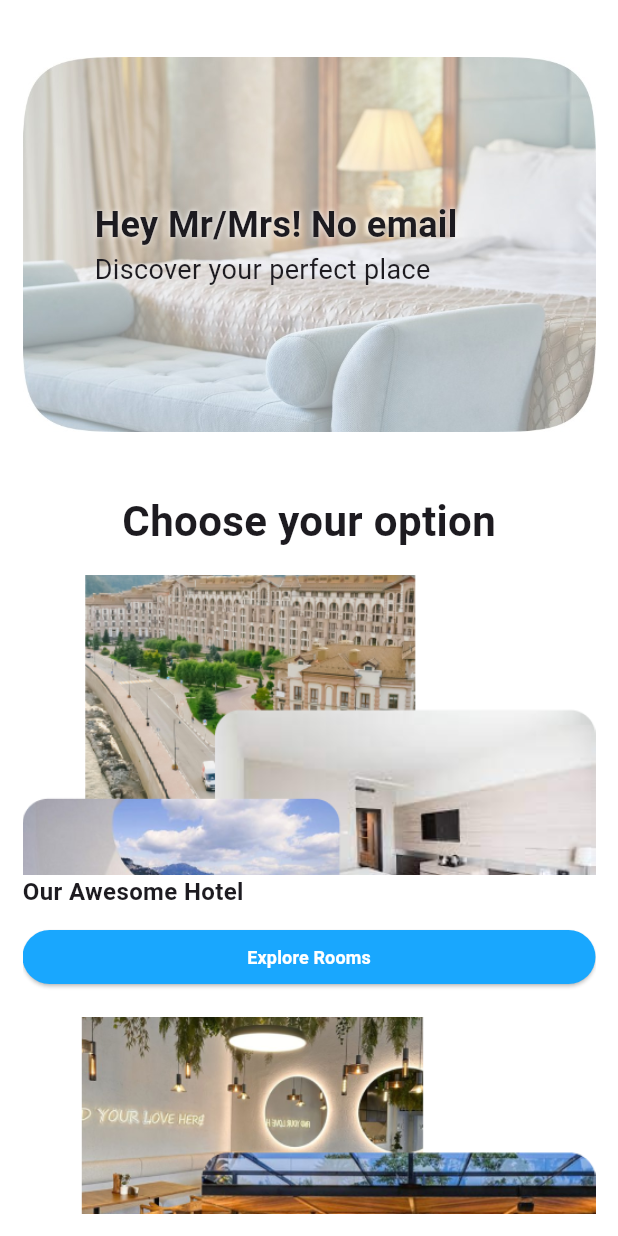
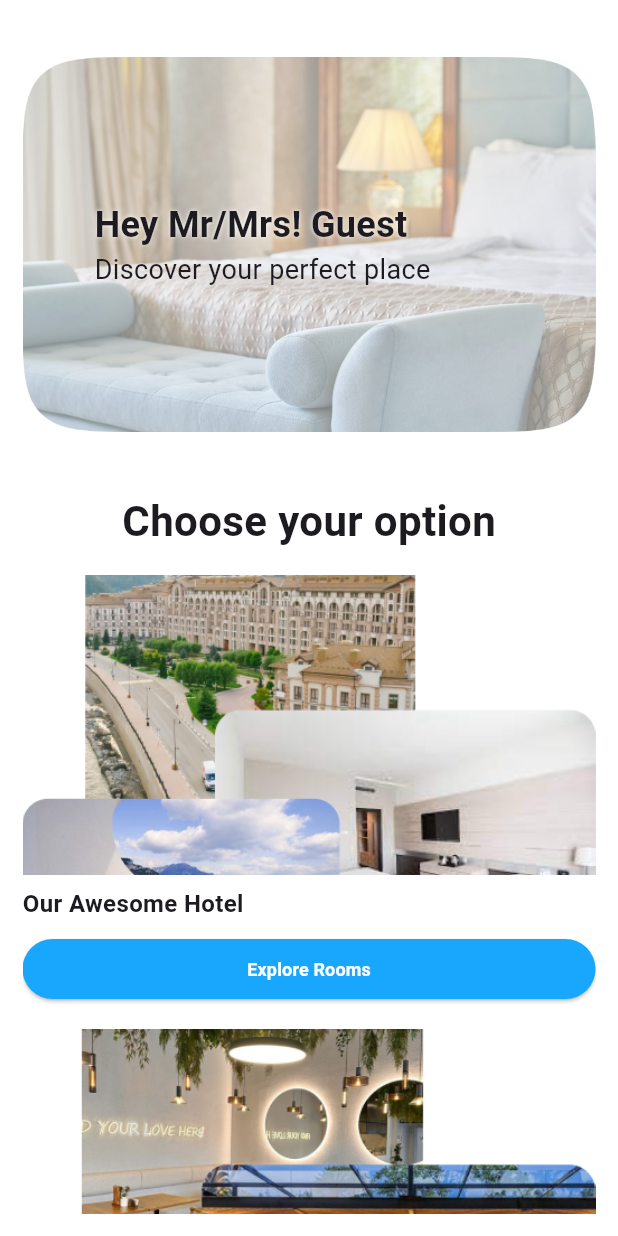
Before and after one commit to nnanjum1/HotelDine, a Flutter app: the screen it shows once a user with an empty profile is signed in, on a phone screen of 412 x 824 dp. Run offline on Flutter 3.47's test engine with Material 3 defaults, Android fonts, the phone set to English and light mode, and no system bars; our stand-ins replace appwrite, firebase_auth, firebase_core; accounts and stored records are empty.

Commit message:
updated version

```diff
--- a/lib/pages/UserPage/home.dart
+++ b/lib/pages/UserPage/home.dart
@@ -1,33 +1,62 @@
 import 'package:firebase_auth/firebase_auth.dart';
 import 'package:flutter/material.dart';
-import 'package:hoteldineflutter/pages/getStartedPage.dart'; // Import your login page here
+import '../Database/database.dart';
 
 class Homepage extends StatelessWidget {
   const Homepage({super.key});
+
+  Future<Map<String, dynamic>> getUserData(String email) async {
+    try {
+      // Fetch user data from the Appwrite database
+      final userCollection = databaseService.getCollection('Users');
+      final response = await userCollection['list'](
+        queries: [
+          'equal("email", "$email")', // Query to match email
+          print('Error fetching user data: $email')
+        ],
+      );
+      final documents = response.documents;
+      if (documents.isNotEmpty) {
+        return documents.first.data; // Return the first matching document
+      }
+      return {};
+    } catch (e) {
+      print('Error fetching user data: $e');
+      return {};
+    }
+  }
 
   @override
   Widget build(BuildContext context) {
     final user = FirebaseAuth.instance.currentUser;
 
-    // Initialize variables to hold user information
-    String? name = 'Guest';
-    String? emailAddress = 'No email';
-    String? profilePhoto;
 
-    if (user != null) {
-      for (final providerProfile in user.providerData) {
-        name = providerProfile.displayName ?? 'Guest';
-        emailAddress = providerProfile.email ?? 'No email';
-        profilePhoto = providerProfile.photoURL;
-      }
-    }
 
     return MaterialApp(
       debugShowCheckedModeBanner: false,
       home: Scaffold(
         backgroundColor: Colors.white,
-        body: Padding(
-          padding: const EdgeInsets.all(15.0), // Add padding here
+        body: user != null
+            ? FutureBuilder<Map<String, dynamic>>(
+          future: getUserData(user.email!),
+          builder: (context, snapshot) {
+            if (snapshot.connectionState == ConnectionState.waiting) {
+              return const Center(child: CircularProgressIndicator());
+            }
+
+            if (snapshot.hasError || snapshot.data == null) {
+              return const Center(child: Text('Error loading user data.'));
+            }
+
+
+
+            final userData = snapshot.data!;
+            final name = userData['fullName'] ?? 'Guest';
+            final emailAddress = userData['email'] ?? 'No email';
+            final profilePhoto = userData['profilePhoto'];
+
+            return Padding(
+              padding: const EdgeInsets.all(15.0),
               child: SingleChildScrollView(
                 child: Column(
                   children: [
@@ -46,7 +75,7 @@ class Homepage extends StatelessWidget {
                           Padding(
                             padding: const EdgeInsets.only(left: 48),
                             child: Text(
-                          'Hey Mr/Mrs! $emailAddress',
+                              'Hey Mr/Mrs! $name',
                               style: const TextStyle(
                                 fontSize: 24,
                                 fontWeight: FontWeight.bold,
@@ -78,22 +107,18 @@ class Homepage extends StatelessWidget {
                       ),
                     ),
                     const SizedBox(height: 16),
-                // First option - Hotel image and button
-                SingleChildScrollView(
-                  child: Column(
+                    // Hotel Option
+                    Column(
+                      crossAxisAlignment: CrossAxisAlignment.stretch,
                       children: [
                         Image.asset(
                           "assets/images/hotel.png",
-                        width: double.infinity,
                           height: 200,
                           fit: BoxFit.cover,
                         ),
-                      const SizedBox(width: 8),
-                      Column(
-                        crossAxisAlignment: CrossAxisAlignment.start,
-                        children: [
+                        const SizedBox(height: 8),
                         const Text(
-                            'Our Awesome Hotel',
+                          "Our Awesome Hotel",
                           style: TextStyle(
                             fontSize: 16,
                             fontWeight: FontWeight.bold,
@@ -102,18 +127,20 @@ class Homepage extends StatelessWidget {
                         const SizedBox(height: 8),
                         ElevatedButton(
                           onPressed: () {
-                              // Action for the button
+                            // Add your hotel navigation logic here
                           },
                           style: ElevatedButton.styleFrom(
                             backgroundColor: const Color(0xFF19A7FE),
-                              padding: const EdgeInsets.symmetric(horizontal: 47, vertical: 3),
+                            padding: const EdgeInsets.symmetric(
+                              horizontal: 47,
+                              vertical: 3,
+                            ),
                             shape: RoundedRectangleBorder(
                               borderRadius: BorderRadius.circular(26),
                             ),
-                              minimumSize: const Size(double.infinity, 36),
                           ),
                           child: const Text(
-                              'Explore Rooms',
+                            "Explore Rooms",
                             style: TextStyle(
                               fontSize: 12,
                               fontWeight: FontWeight.bold,
@@ -123,26 +150,19 @@ class Homepage extends StatelessWidget {
                         ),
                       ],
                     ),
-                    ],
-                  ),
-                ),
                     const SizedBox(height: 16),
-                // Second option - Restaurant image and button
-                SingleChildScrollView(
-                  child: Column(
+                    // Restaurant Option
+                    Column(
+                      crossAxisAlignment: CrossAxisAlignment.stretch,
                       children: [
                         Image.asset(
                           "assets/images/restaurant.png",
-                        width: double.infinity,
                           height: 200,
                           fit: BoxFit.cover,
                         ),
-                      const SizedBox(width: 8),
-                      Column(
-                        crossAxisAlignment: CrossAxisAlignment.start,
-                        children: [
+                        const SizedBox(height: 8),
                         const Text(
-                            'Our Awesome Restaurant',
+                          "Our Awesome Restaurant",
                           style: TextStyle(
                             fontSize: 16,
                             fontWeight: FontWeight.bold,
@@ -151,43 +171,45 @@ class Homepage extends StatelessWidget {
                         const SizedBox(height: 8),
                         ElevatedButton(
                           onPressed: () {
-                              // Action for the button
+                            // Add your restaurant navigation logic here
                           },
                           style: ElevatedButton.styleFrom(
                             backgroundColor: const Color(0xFF19A7FE),
-                              padding: const EdgeInsets.symmetric(horizontal: 47, vertical: 3),
+                            padding: const EdgeInsets.symmetric(
+                              horizontal: 47,
+                              vertical: 3,
+                            ),
                             shape: RoundedRectangleBorder(
                               borderRadius: BorderRadius.circular(26),
                             ),
-                              minimumSize: const Size(double.infinity, 36),
                           ),
                           child: const Text(
-                              'Explore Menu',
+                            "Explore Menu",
                             style: TextStyle(
                               fontSize: 12,
                               fontWeight: FontWeight.bold,
                               color: Colors.white,
                             ),
                           ),
-                          )
-                        ],
                         ),
                       ],
-                  ),
                     ),
                     const SizedBox(height: 16),
                     // Logout button
                     ElevatedButton(
                       onPressed: () async {
                         await FirebaseAuth.instance.signOut();
-                    Navigator.pushReplacement(
+                        Navigator.pushReplacementNamed(
                           context,
-                      MaterialPageRoute(builder: (context) => getStartedPage()), // Redirect to login page
+                          '/getStartedPage',
                         );
                       },
                       style: ElevatedButton.styleFrom(
                         backgroundColor: const Color(0xFFE70A0A),
-                    padding: const EdgeInsets.symmetric(horizontal: 47, vertical: 3),
+                        padding: const EdgeInsets.symmetric(
+                          horizontal: 47,
+                          vertical: 3,
+                        ),
                         shape: RoundedRectangleBorder(
                           borderRadius: BorderRadius.circular(26),
                         ),
@@ -205,7 +227,10 @@ class Homepage extends StatelessWidget {
                   ],
                 ),
               ),
-        ),
+            );
+          },
+        )
+            : const Center(child: Text('No user logged in.')),
       ),
     );
   }
--- a/lib/pages/login.dart
+++ b/lib/pages/login.dart
@@ -41,6 +41,8 @@ class _LoginState extends State<login> {
         Navigator.pushReplacement(
           context,
           MaterialPageRoute(builder: (context) => const adminPage()),
+
+
         );
       } else {
         // Normal user login with Firebase authentication
@@ -56,7 +58,7 @@ class _LoginState extends State<login> {
           await user.sendEmailVerification();
           setState(() {
             errorMessage =
-            'Email not verified. A verification email has been sent to ${user.email}. Please verify your email and try again.';
+            'A verification email has been sent to ${user.email}. Please verify your email and try again.';
           });
           FirebaseAuth.instance.signOut(); // Sign out the user
           return;
```
Also changed, not shown: lib/pages/Database/appwriteConfig.dart (+6 -3 lines), lib/pages/Database/database.dart (+71 -22 lines), lib/pages/signup.dart (+10 -3 lines), lib/firebase_options.dart (added), 1 other file. Lines whose indentation alone changed are shown as unchanged.
